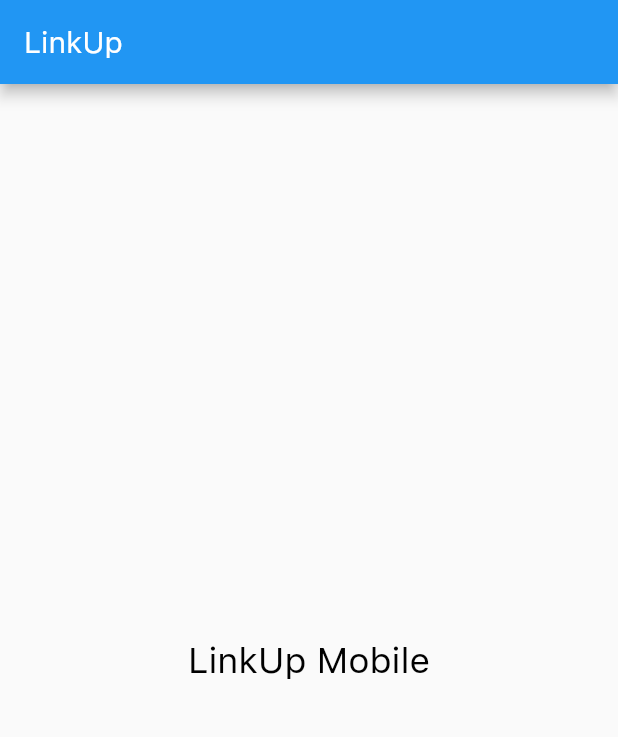
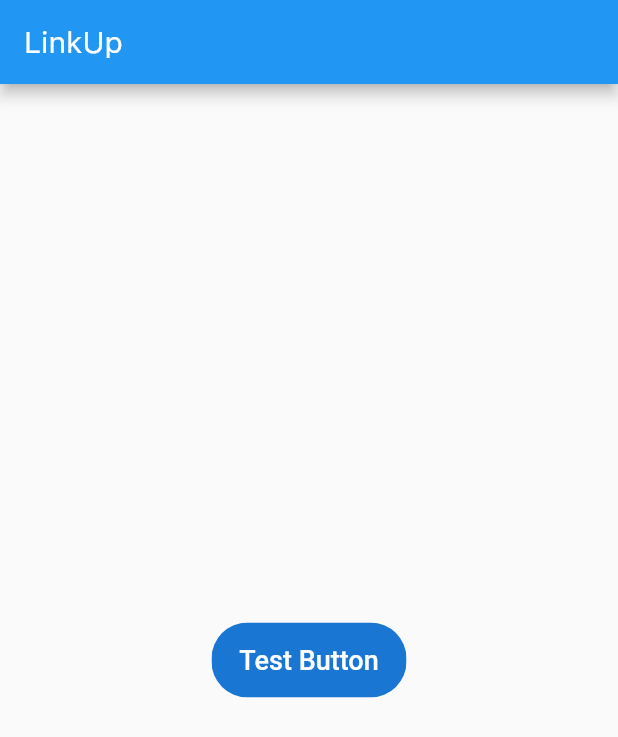
Before and after one commit to rusiruavb/LinkUp, a Flutter app: the screen it shows after launch, on a phone screen of 412 x 824 dp. Shown: the top 737 px of the screen. Run offline on Flutter 3.47's test engine with Material 2 defaults, Android fonts, the phone set to English and light mode, and no system bars.

Commit message:
Implement the rounded button

```diff
--- /dev/null
+++ b/lib/components/rounded_button.dart
@@ -0,0 +1,56 @@
+import "package:flutter/material.dart";
+import 'package:linkup/constants.dart';
+
+class RoundedButton extends StatelessWidget {
+  final String text;
+  final Color color;
+  final VoidCallback onPressed;
+  final Color textColor;
+  final IconData icon;
+  final double height;
+  final double width;
+  final double iconColor;
+  final double fontSize;
+
+  const RoundedButton({
+    Key key,
+    this.text,
+    this.color,
+    this.onPressed,
+    this.textColor,
+    this.icon,
+    this.height,
+    this.width,
+    this.iconColor,
+    this.fontSize,
+  }) : super(key: key);
+
+  @override
+  Widget build(BuildContext context) {
+    return Container(
+      margin: const EdgeInsets.symmetric(vertical: 0),
+      height: height,
+      width: width,
+      child: ClipRRect(
+        borderRadius: BorderRadius.circular(24),
+        child: TextButton(
+          style: ButtonStyle(
+            backgroundColor: MaterialStateProperty.all(color),
+          ),
+          child: Row(
+            mainAxisAlignment: MainAxisAlignment.center,
+            children: <Widget>[
+              Text(
+                text,
+                style: const TextStyle(color: colorTextPrimary, fontSize: 18),
+              ),
+            ],
+          ),
+          onPressed: () {
+            print("Hello");
+          },
+        ),
+      ),
+    );
+  }
+}
--- a/lib/main.dart
+++ b/lib/main.dart
@@ -1,10 +1,15 @@
 import "package:flutter/material.dart";
+import 'package:linkup/components/rounded_button.dart';
 import 'package:linkup/constants.dart';
 
 void main() => runApp(const LinkUpApp());
 
 class LinkUpApp extends StatelessWidget {
   const LinkUpApp({Key key}) : super(key: key);
+
+  void _testFunc() {
+    print("This is function");
+  }
 
   @override
   Widget build(BuildContext context) {
@@ -21,14 +26,17 @@ class LinkUpApp extends StatelessWidget {
               ),
             ),
           ),
-          body: const Center(
-            child: Text(
-              "LinkUp Mobile",
-              style: TextStyle(
-                color: Colors.black,
-                fontFamily: fontFamilySFPro,
-                fontSize: 24.0,
-              ),
+          body: Center(
+            child: RoundedButton(
+              width: 130,
+              height: 50,
+              color: colorPrimary,
+              fontSize: 15,
+              text: "Test Button",
+              onPressed: () {
+                print("Button Clicked");
+              },
+              textColor: colorSecondary,
             ),
           ),
         ),
```
